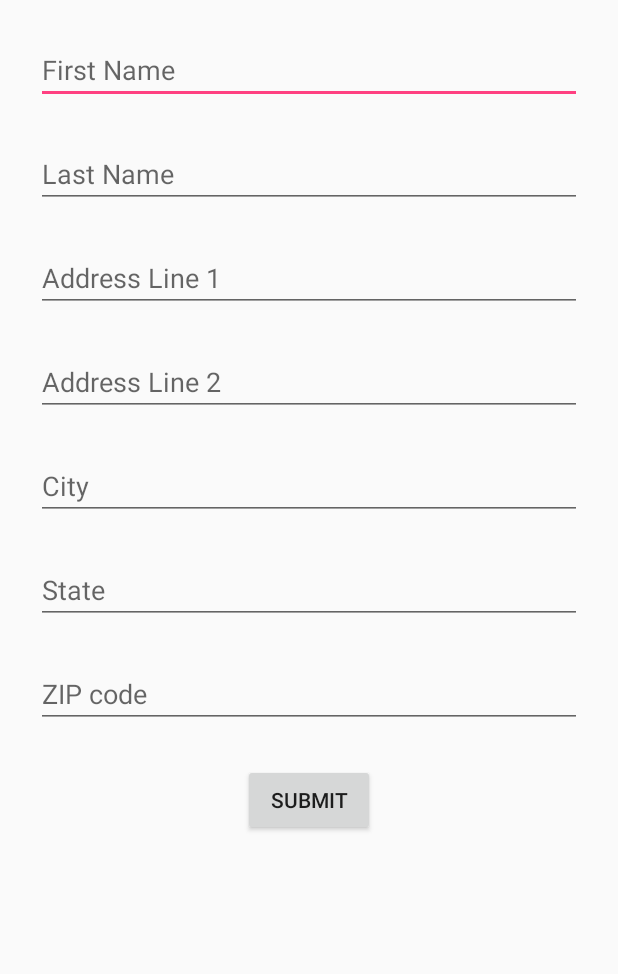
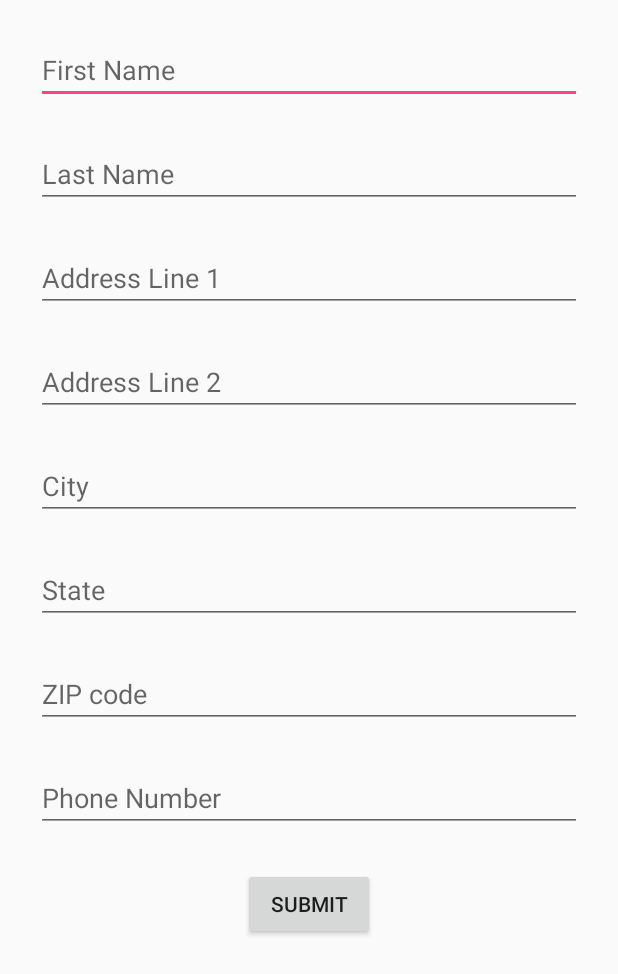
Before and after one commit to dlarsonks/Autofill-MultiStepLogin, an Android app: the layout address_layout.xml on its own in the app's theme, with its tools: preview values and no code run, on a phone screen of 412 x 824 dp. Shown: the top 974 px of the screen. Run offline under Robolectric (Android 15) with nearby library versions, the light colour scheme and no system bars.

Commit message:
Added phone number to address screen

```diff
--- a/app/src/main/res/layout/address_layout.xml
+++ b/app/src/main/res/layout/address_layout.xml
@@ -98,15 +98,29 @@
         app:layout_constraintStart_toStartOf="@+id/state"
         app:layout_constraintTop_toBottomOf="@+id/state" />
 
+    <EditText
+        android:id="@+id/phoneNumber"
+        android:layout_width="0dp"
+        android:layout_height="wrap_content"
+        android:layout_marginTop="24dp"
+        android:autofillHints="phone"
+        android:ems="10"
+        android:hint="@string/phone_number"
+        android:inputType="phone"
+        app:layout_constraintEnd_toEndOf="@+id/zipCode"
+        app:layout_constraintStart_toStartOf="@+id/zipCode"
+        app:layout_constraintTop_toBottomOf="@+id/zipCode" />
+
+
     <Button
         android:id="@+id/button"
         android:layout_width="wrap_content"
         android:layout_height="wrap_content"
         android:layout_marginTop="24dp"
         android:text="@string/submit"
-        app:layout_constraintEnd_toEndOf="@+id/zipCode"
-        app:layout_constraintStart_toStartOf="@+id/zipCode"
-        app:layout_constraintTop_toBottomOf="@+id/zipCode" />
+        app:layout_constraintEnd_toEndOf="@+id/phoneNumber"
+        app:layout_constraintStart_toStartOf="@+id/phoneNumber"
+        app:layout_constraintTop_toBottomOf="@+id/phoneNumber" />
 
 
 </androidx.constraintlayout.widget.ConstraintLayout>
--- a/app/src/main/res/values/strings.xml
+++ b/app/src/main/res/values/strings.xml
@@ -35,4 +35,5 @@
     <string name="city">City</string>
     <string name="state">State</string>
     <string name="zip">ZIP code</string>
+    <string name="phone_number">Phone Number</string>
 </resources>
```
